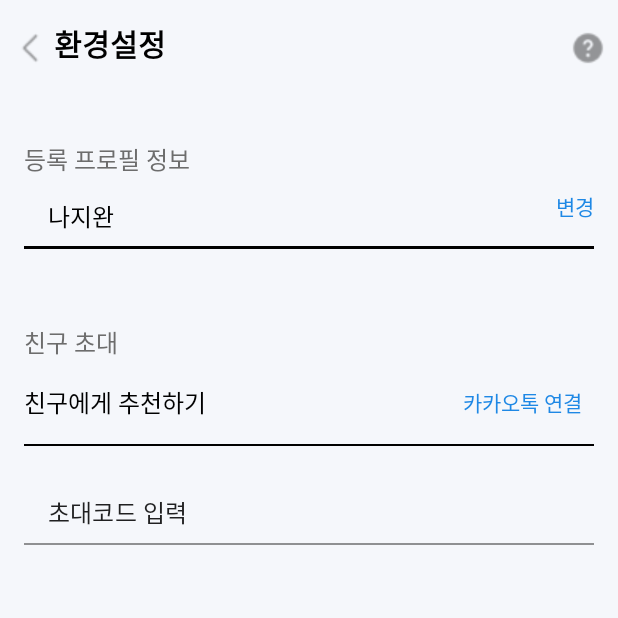
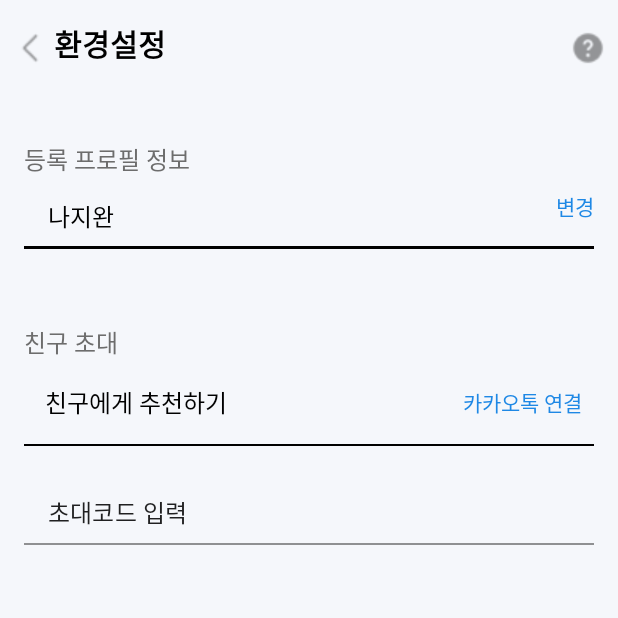
Before and after one commit to Itsme-Team/ItsMe_App, an Android app built with Jetpack Compose: the SettingsActivity screen opened directly, with no data from a screen before it, on a phone screen of 412 x 824 dp, the top half of it. Run offline under Robolectric (Android 15) with nearby library versions, the phone set to English and light mode, and no system bars; libraries missing offline, so code that uses them is left out: com.kakao.sdk.

Commit message:
refactor:텍스트 왼쪽 정렬

```diff
--- a/itsme_mobile/app/src/main/res/layout/activity_settings.xml
+++ b/itsme_mobile/app/src/main/res/layout/activity_settings.xml
@@ -112,6 +112,7 @@
         android:id="@+id/recommendFriends"
         android:layout_width="wrap_content"
         android:layout_height="wrap_content"
+        android:paddingLeft="14dp"
         android:text="친구에게 추천하기"
         android:textSize="16sp"
         android:textColor="#000000"
```
